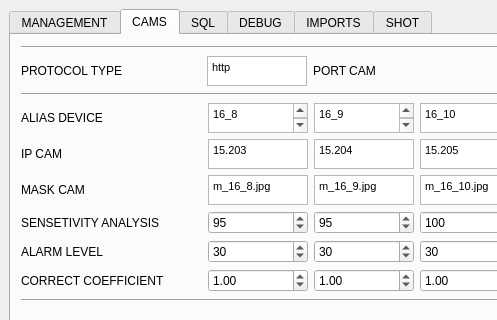
Qt form cpp_computer_vision_app/cpp_main.ui (bogdandrienko/cpp-app) before a commit; both pictures show x 0 to 497 and y 0 to 320 of the 1280 by 720 pixel window.
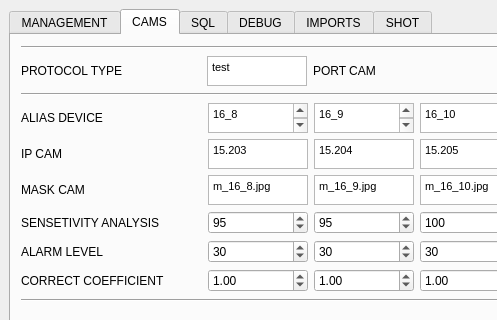
The same form after that commit. The open tabs and pages were chosen to show the change.

Diff of the .ui file:
```diff
--- a/cpp_computer_vision_app/cpp_main.ui
+++ b/cpp_computer_vision_app/cpp_main.ui
@@ -695,7 +695,7 @@
 &lt;html&gt;&lt;head&gt;&lt;meta name=&quot;qrichtext&quot; content=&quot;1&quot; /&gt;&lt;style type=&quot;text/css&quot;&gt;
 p, li { white-space: pre-wrap; }
 &lt;/style&gt;&lt;/head&gt;&lt;body style=&quot; font-family:'MS Shell Dlg 2'; font-size:8.25pt; font-weight:400; font-style:normal;&quot;&gt;
-&lt;p style=&quot; margin-top:0px; margin-bottom:0px; margin-left:0px; margin-right:0px; -qt-block-indent:0; text-indent:0px;&quot;&gt;http&lt;/p&gt;&lt;/body&gt;&lt;/html&gt;</string>
+&lt;p style=&quot; margin-top:0px; margin-bottom:0px; margin-left:0px; margin-right:0px; -qt-block-indent:0; text-indent:0px;&quot;&gt;test&lt;/p&gt;&lt;/body&gt;&lt;/html&gt;</string>
              </property>
              <property name="placeholderText">
               <string>http</string>
```
Left out of the diff: 7 changed lines with no effect on the pictures.
